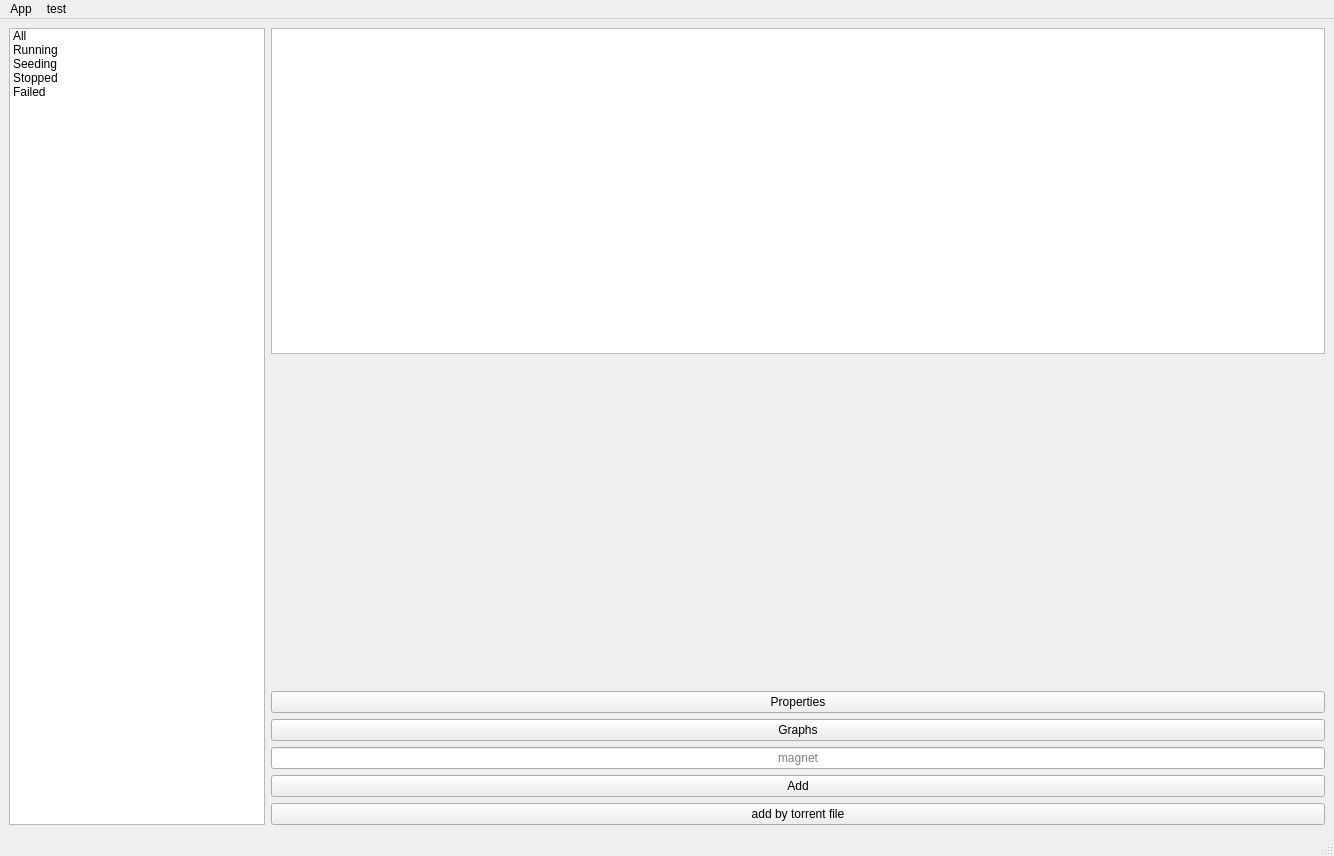
The window that mainwindow.ui (commmrade/TorrentClient) describes before a commit, drawn with Qt 5.
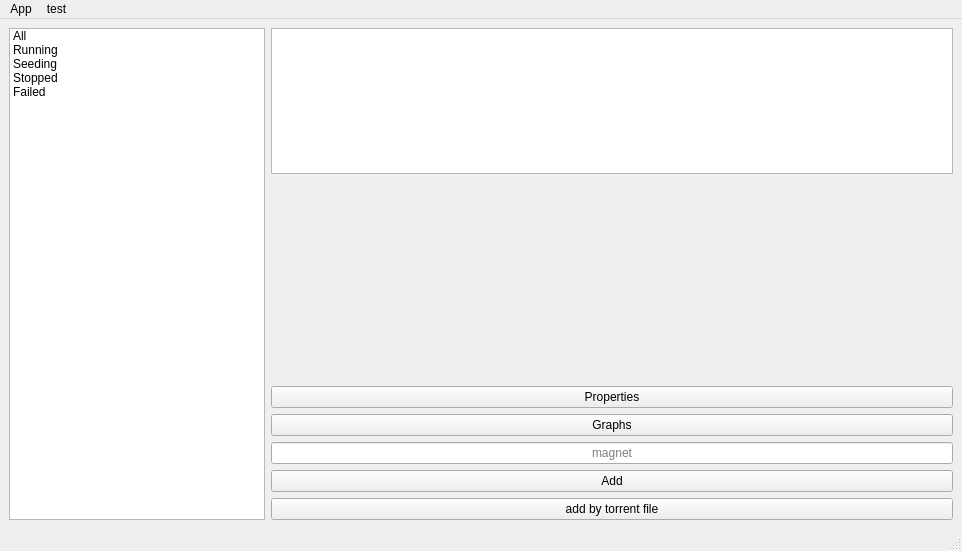
The same window after the commit. Custom widgets are drawn as their Qt base class.

```diff
--- a/mainwindow.ui
+++ b/mainwindow.ui
@@ -6,8 +6,8 @@
    <rect>
     <x>0</x>
     <y>0</y>
-    <width>1334</width>
-    <height>856</height>
+    <width>962</width>
+    <height>551</height>
    </rect>
   </property>
   <property name="windowTitle">
@@ -156,7 +156,7 @@
     <rect>
      <x>0</x>
      <y>0</y>
-     <width>1334</width>
+     <width>962</width>
      <height>19</height>
     </rect>
    </property>
```
